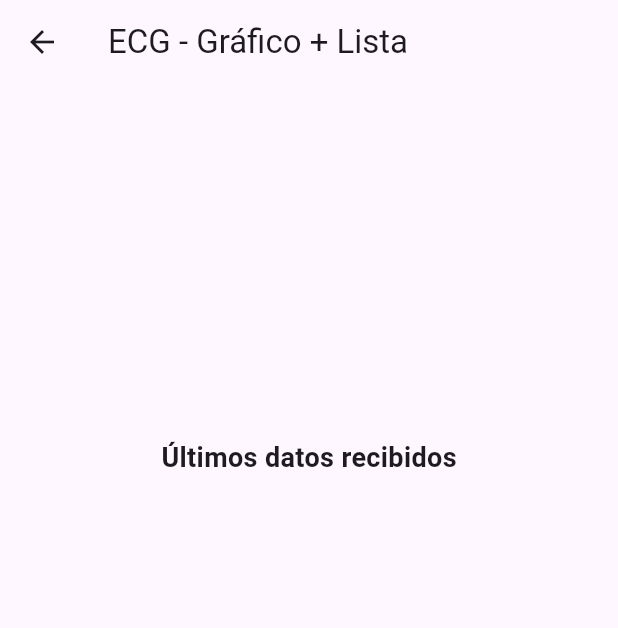
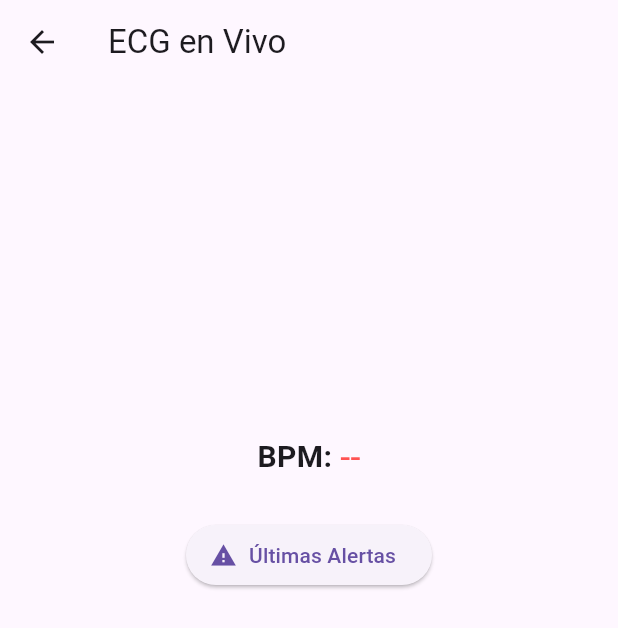
Before and after one commit to GabySanchez-08/App_Instru, a Flutter app: the EcgViewerScreen screen opened directly, on a phone screen of 412 x 824 dp. Shown: the top 628 px of the screen. Run offline on Flutter 3.47's test engine with Material 3 defaults, Android fonts, the light colour scheme and no system bars; drawn by our look-alikes of fl_chart; our stand-ins replace cloud_firestore, firebase_auth, firebase_core, firebase_database; accounts and stored records are empty.

Commit message:
mini updates en la visualizacion de ecg

```diff
--- a/lib/screens/ecg_viewer_screen.dart
+++ b/lib/screens/ecg_viewer_screen.dart
@@ -1,7 +1,8 @@
-import 'dart:async'; // Para manejar la suscripción
+// lib/screens/ecg_viewer_screen.dart
 
+import 'dart:async';
+import 'package:flutter/material.dart';
 import 'package:firebase_database/firebase_database.dart';
-import 'package:flutter/material.dart';
 import 'package:fl_chart/fl_chart.dart';
 
 class EcgViewerScreen extends StatefulWidget {
@@ -12,74 +13,76 @@ class EcgViewerScreen extends StatefulWidget {
 }
 
 class EcgViewerScreenState extends State<EcgViewerScreen> {
-  final DatabaseReference _ecgDataRef = FirebaseDatabase.instance.ref('/ECG_Data');
-  final List<_ECGData> dataPoints = [];
-
-  late StreamSubscription<DatabaseEvent> _ecgSubscription;
+  // Asumimos que cada ChildAdded en /ECG_Data es un latido
+  final DatabaseReference _ecgRef = FirebaseDatabase.instance.ref('/ECG_Data');
+  final List<_ECGData> _beats = []; // almacena sólo los últimos 3 latidos
+  late StreamSubscription<DatabaseEvent> _sub;
 
   @override
   void initState() {
     super.initState();
-
-    // Escuchar los nuevos datos de ECG
-    _ecgSubscription = _ecgDataRef.onChildAdded.listen(_onDataAdded);
+    _sub = _ecgRef.onChildAdded.listen(_onBeat);
   }
 
-  // Cancelar la suscripción cuando el widget se destruye
-  @override
-  void dispose() {
-    _ecgSubscription.cancel();
-    super.dispose();
-  }
-
-  // Manejar nuevos datos desde Firebase
-  void _onDataAdded(DatabaseEvent event) {
-    final dynamic data = event.snapshot.value;
-    final String? timestamp = event.snapshot.key;
-
-    if (!mounted) return; // Verifica que el widget siga en el árbol
-
-    if (data is num && timestamp != null) {
+  void _onBeat(DatabaseEvent ev) {
+    final key = ev.snapshot.key;
+    if (!mounted || key == null) return;
+    // Aquí val podría contener la amplitud, pero la ignoramos
+    final timestamp = int.tryParse(key);
+    if (timestamp != null) {
       setState(() {
-        dataPoints.add(_ECGData(timestamp, data.toDouble()));
+        if (_beats.length == 40) _beats.removeAt(0);
+        _beats.add(_ECGData(DateTime.fromMillisecondsSinceEpoch(timestamp)));
       });
-
-      print('🟢 ECG agregado - Timestamp: $timestamp, Value: $data');
-    } else {
-      print('⚠️ Dato inesperado en Firebase: $data');
     }
   }
 
   @override
+  void dispose() {
+    _sub.cancel();
+    super.dispose();
+  }
+
+  double _calculateBpm() {
+    if (_beats.length < 2) return 0;
+    // calcular intervalos
+    final intervals = <double>[];
+    for (var i = 1; i < _beats.length; i++) {
+      intervals.add(
+        _beats[i].time.difference(_beats[i - 1].time).inMilliseconds / 1000,
+      );
+    }
+    final avg = intervals.reduce((a, b) => a + b) / intervals.length;
+    if (avg == 0) return 0;
+    return 60 / avg;
+  }
+
+  @override
   Widget build(BuildContext context) {
-    final spots = dataPoints.asMap().entries.map(
-      (entry) {
-        final index = entry.key.toDouble();
-        final value = entry.value.value;
-        return FlSpot(index, value);
-      },
-    ).toList();
+    final bpm = _calculateBpm().round();
+    final spots = List<FlSpot>.generate(
+      _beats.length,
+      (i) => FlSpot(i.toDouble(), 1), // valor fijo para mostrar puntos alineados
+    );
 
     return Scaffold(
-      appBar: AppBar(
-        title: const Text('ECG - Gráfico + Lista'),
-      ),
+      appBar: AppBar(title: const Text('ECG en Vivo')),
       body: Padding(
-        padding: const EdgeInsets.all(16.0),
+        padding: const EdgeInsets.all(16),
         child: Column(
           children: [
-            // Gráfico (parte superior, altura fija)
+            // 1) Gráfico simple mostrando max 3 puntos
             SizedBox(
               height: 200,
               child: LineChart(
                 LineChartData(
-                  minY: 400,
-                  maxY: 1600,
+                  minY: 0,
+                  maxY: 2,
                   lineBarsData: [
                     LineChartBarData(
                       spots: spots,
-                      isCurved: true,
-                      dotData: FlDotData(show: false),
+                      isCurved: false,
+                      dotData: FlDotData(show: true),
                       belowBarData: BarAreaData(show: false),
                       color: Colors.red,
                     ),
@@ -90,23 +93,46 @@ class EcgViewerScreenState extends State<EcgViewerScreen> {
                 ),
               ),
             ),
-            const SizedBox(height: 20),
 
-            // Título
-            const Text(
-              'Últimos datos recibidos',
-              style: TextStyle(fontSize: 18, fontWeight: FontWeight.bold),
+            const SizedBox(height: 16),
+
+            // 2) Mostrar BPM
+            Row(
+              mainAxisAlignment: MainAxisAlignment.center,
+              children: [
+                const Text('BPM: ',
+                    style:
+                        TextStyle(fontSize: 20, fontWeight: FontWeight.bold)),
+                Text(bpm > 0 ? '$bpm' : '--',
+                    style:
+                        TextStyle(fontSize: 24, color: Colors.redAccent)),
+              ],
             ),
 
-            // Lista de datos (resto del espacio)
+            const SizedBox(height: 24),
+
+            // 3) Botón a últimas alertas
+            ElevatedButton.icon(
+              icon: const Icon(Icons.warning),
+              label: const Text('Últimas Alertas'),
+              onPressed: () {
+                // Navegar a tu pantalla de alertas
+                Navigator.pushNamed(context, '/alerts');
+              },
+            ),
+
+            const SizedBox(height: 24),
+
+            // 4) Lista de timestamps
             Expanded(
               child: ListView.builder(
-                itemCount: dataPoints.length,
-                itemBuilder: (context, index) {
-                  final data = dataPoints[index];
+                itemCount: _beats.length,
+                itemBuilder: (ctx, i) {
+                  final t = _beats[i].time;
                   return ListTile(
-                    title: Text('Timestamp: ${data.time}'),
-                    subtitle: Text('Valor ECG: ${data.value.toStringAsFixed(2)} mV'),
+                    leading: const Icon(Icons.favorite, color: Colors.red),
+                    title: Text(
+                        '${t.hour.toString().padLeft(2, '0')}:${t.minute.toString().padLeft(2, '0')}:${t.second.toString().padLeft(2, '0')}'),
                   );
                 },
               ),
@@ -119,7 +145,6 @@ class EcgViewerScreenState extends State<EcgViewerScreen> {
 }
 
 class _ECGData {
-  _ECGData(this.time, this.value);
-  final String time;
-  final double value;
+  _ECGData(this.time);
+  final DateTime time;
 }
```
Also changed, not shown: lib/screens/perfil_screen.dart (+54 -29 lines).
